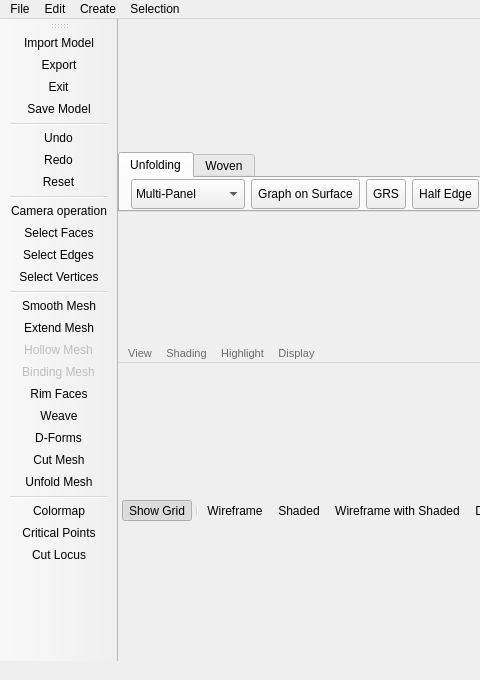
The window that forms/mainwindow.ui (TopModLab/Unfolding) describes before a commit, drawn with Qt 5; both pictures show x 0 to 480 and y 0 to 680 of the 1058 by 680 pixel window.
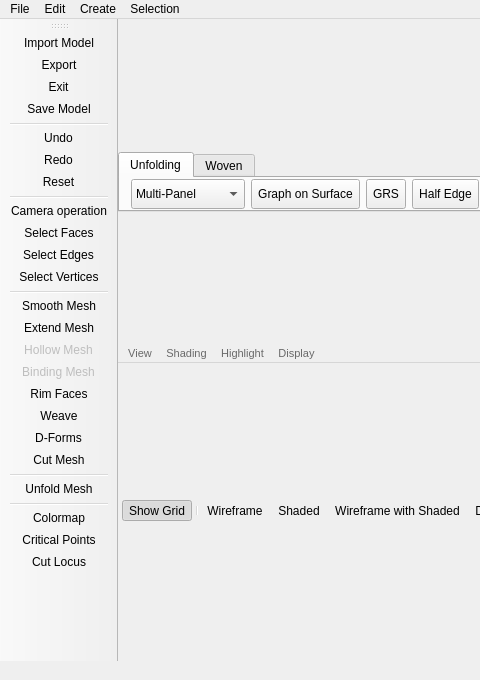
The same window after the commit. Icons and pictures are not drawn.

```diff
--- a/forms/mainwindow.ui
+++ b/forms/mainwindow.ui
@@ -708,6 +708,7 @@
    <addaction name="actWeave"/>
    <addaction name="actDForms"/>
    <addaction name="actionCut"/>
+   <addaction name="separator"/>
    <addaction name="actionUnfold"/>
    <addaction name="separator"/>
    <addaction name="actionColormap"/>
```
Left out of the diff: 21 changed lines with no effect on the pictures.
